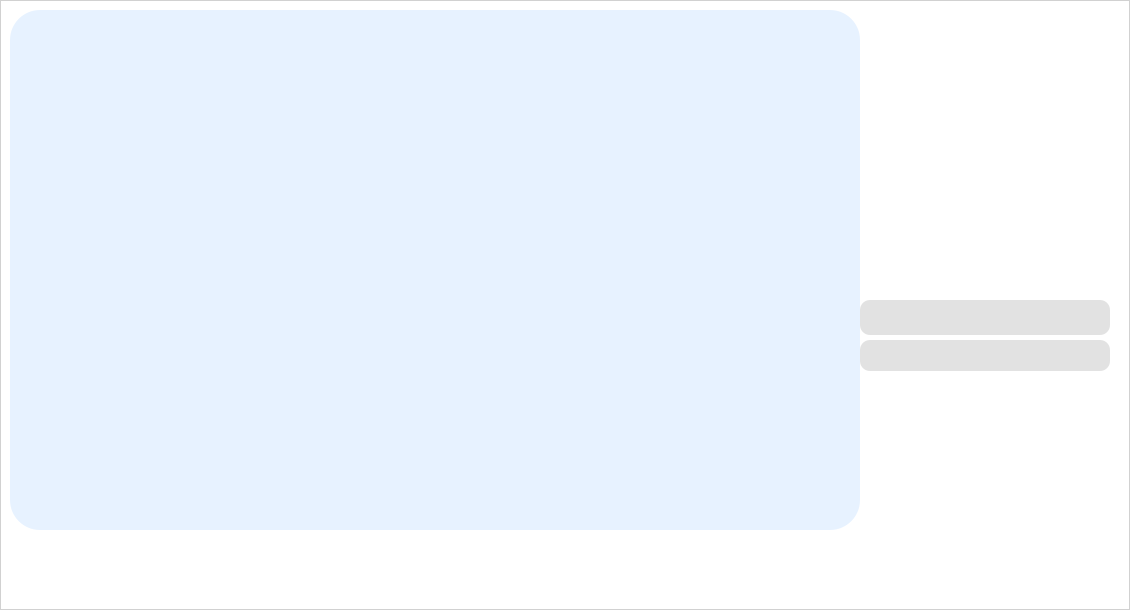
Before: the Qt Designer form wallpaper/mainwidget.ui in helloheidi/my_wallpaper, drawn with Qt 5.
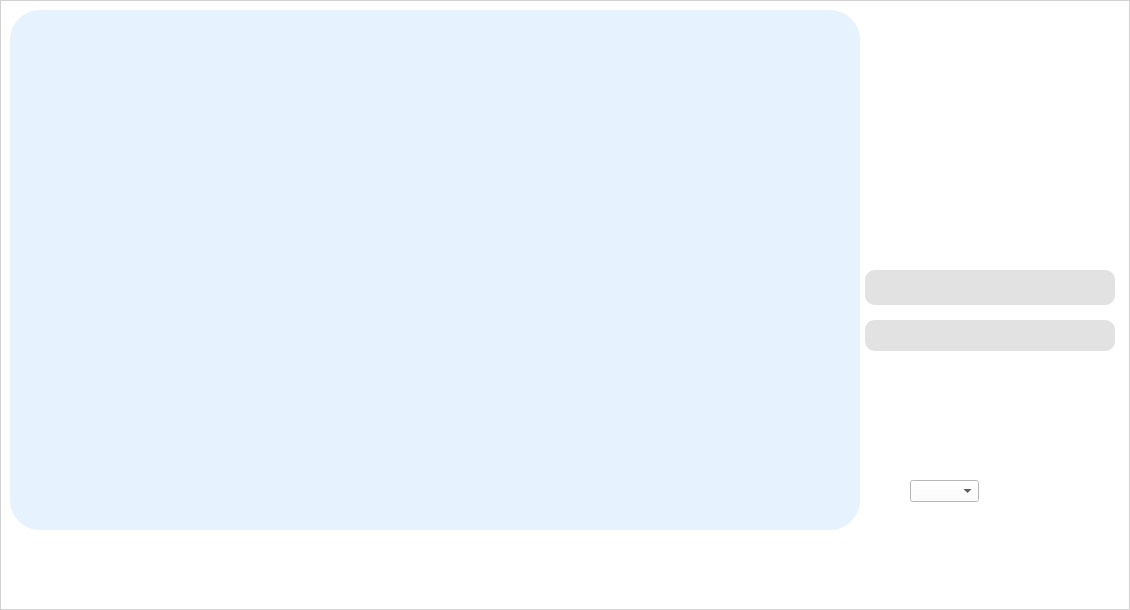
After: the same form once the commit is applied. Icons and pictures are not drawn.

What changed in the file:
```diff
--- a/wallpaper/mainwidget.ui
+++ b/wallpaper/mainwidget.ui
@@ -27,6 +27,14 @@
 	border:none;
 	background-color: rgba(255, 170, 255, 0);
 }
+#scrollAreaWidgetContents {
+	border:none;
+	background:transparent;
+}
+QScrollArea#scrollArea {
+	border:none;
+	background:transparent;
+}
 QLabel#ImagePreview {
 	background:transparent;
 }
@@ -75,39 +83,6 @@
 	background:transparent;
 }</string>
   </property>
-  <widget class="QLabel" name="ImagePreview">
-   <property name="geometry">
-    <rect>
-     <x>860</x>
-     <y>40</y>
-     <width>250</width>
-     <height>250</height>
-    </rect>
-   </property>
-   <property name="text">
-    <string/>
-   </property>
-  </widget>
-  <widget class="QTextBrowser" name="ImageNameInfo">
-   <property name="geometry">
-    <rect>
-     <x>860</x>
-     <y>300</y>
-     <width>250</width>
-     <height>35</height>
-    </rect>
-   </property>
-  </widget>
-  <widget class="QTextBrowser" name="ImageSizeInfo">
-   <property name="geometry">
-    <rect>
-     <x>860</x>
-     <y>340</y>
-     <width>250</width>
-     <height>31</height>
-    </rect>
-   </property>
-  </widget>
   <widget class="QFrame" name="frame">
    <property name="geometry">
     <rect>
@@ -204,18 +179,90 @@
      </widget>
     </widget>
    </widget>
-   <widget class="QPushButton" name="SetDesktop">
+   <widget class="QScrollArea" name="scrollArea">
     <property name="geometry">
      <rect>
-      <x>890</x>
-      <y>440</y>
-      <width>201</width>
-      <height>111</height>
+      <x>860</x>
+      <y>10</y>
+      <width>260</width>
+      <height>588</height>
      </rect>
     </property>
-    <property name="text">
-     <string/>
+    <property name="widgetResizable">
+     <bool>true</bool>
     </property>
+    <widget class="QWidget" name="scrollAreaWidgetContents">
+     <property name="geometry">
+      <rect>
+       <x>0</x>
+       <y>0</y>
+       <width>260</width>
+       <height>588</height>
+      </rect>
+     </property>
+     <property name="minimumSize">
+      <size>
+       <width>0</width>
+       <height>0</height>
+      </size>
+     </property>
+     <widget class="QPushButton" name="SetDesktop">
+      <property name="geometry">
+       <rect>
+        <x>30</x>
+        <y>360</y>
+        <width>201</width>
+        <height>111</height>
+       </rect>
+      </property>
+      <property name="text">
+       <string/>
+      </property>
+     </widget>
+     <widget class="QTextBrowser" name="ImageSizeInfo">
+      <property name="geometry">
+       <rect>
+        <x>5</x>
+        <y>310</y>
+        <width>250</width>
+        <height>31</height>
+       </rect>
+      </property>
+     </widget>
+     <widget class="QTextBrowser" name="ImageNameInfo">
+      <property name="geometry">
+       <rect>
+        <x>5</x>
+        <y>260</y>
+        <width>250</width>
+        <height>35</height>
+       </rect>
+      </property>
+     </widget>
+     <widget class="QLabel" name="ImagePreview">
+      <property name="geometry">
+       <rect>
+        <x>5</x>
+        <y>0</y>
+        <width>250</width>
+        <height>250</height>
+       </rect>
+      </property>
+      <property name="text">
+       <string/>
+      </property>
+     </widget>
+     <widget class="QComboBox" name="wallpaperMode">
+      <property name="geometry">
+       <rect>
+        <x>50</x>
+        <y>470</y>
+        <width>69</width>
+        <height>22</height>
+       </rect>
+      </property>
+     </widget>
+    </widget>
    </widget>
   </widget>
   <zorder>frame</zorder>
```
Left out of the diff: 4 changed lines with no effect on the pictures.
